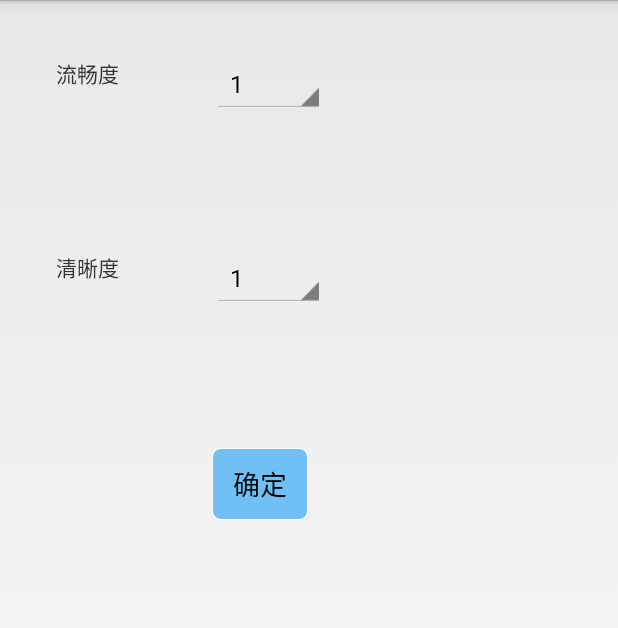
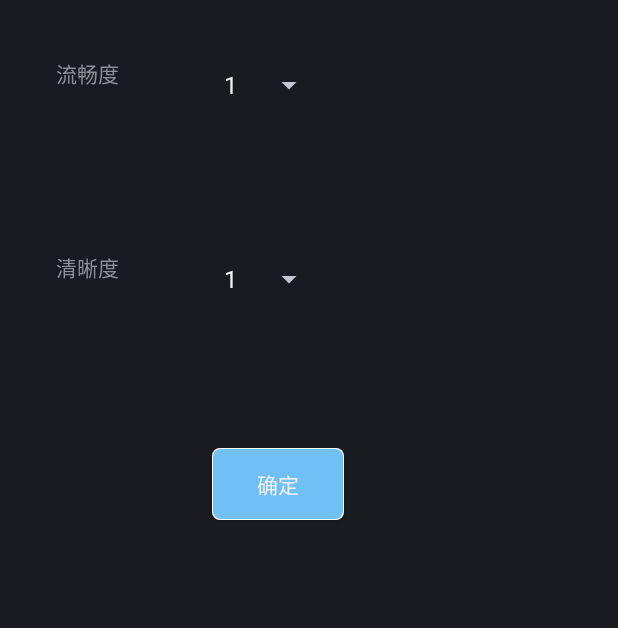
Before and after one commit to tst547/push-android, an Android app: the SettingActivity screen opened directly, with no data from a screen before it, on a phone screen of 412 x 824 dp. Shown: the top 628 px of the screen. Run offline under Robolectric (Android 15) with nearby library versions, the phone set to English and light mode, and no system bars.

Commit message:
SOME UPDATED

```diff
--- a/app/build.gradle
+++ b/app/build.gradle
@@ -33,6 +33,6 @@ dependencies {
     compile 'com.google.code.gson:gson:2.3.1'
     compile 'com.squareup.okhttp3:okhttp:3.3.0'
     compile 'com.squareup.okio:okio:1.8.0'
-    compile 'com.daimajia.numberprogressbar:library:1.2'
+    compile 'com.qmuiteam:qmui:1.0.6'
     compile files('libs/core.jar')
 }
--- a/app/src/main/java/cn/link/activity/BaseActivity.java
+++ b/app/src/main/java/cn/link/activity/BaseActivity.java
@@ -2,6 +2,7 @@ package cn.link.activity;
 
 
 import android.content.Context;
+import android.graphics.Color;
 import android.view.MenuItem;
 import android.widget.Toast;
 import android.app.Activity;
@@ -13,7 +14,7 @@ import android.view.Window;
 import android.view.WindowManager;
 import cn.link.box.ConstStrings;
 
-public abstract class BaseActivity extends Activity{
+public abstract class BaseActivity extends Activity {
 
     protected Intent intent;//获取Activity传递过来的数据
 
@@ -54,30 +55,32 @@ public abstract class BaseActivity extends Activity{
      */
     public void removeTitle() {
         requestWindowFeature(Window.FEATURE_NO_TITLE);
-		getWindow().setFlags(WindowManager.LayoutParams.FLAG_FULLSCREEN,
-				WindowManager.LayoutParams.FLAG_FULLSCREEN);
+        getWindow().addFlags(WindowManager.LayoutParams.FLAG_TRANSLUCENT_STATUS);
+        getWindow().setStatusBarColor(Color.TRANSPARENT);
     }
 
 
     /**
      * 加载一个信息对话框,显示给定的标题及内容
+     *
      * @param head
      * @param msg
      */
-	protected void dialogShowMsg(String head,String msg) {
+    protected void dialogShowMsg(String head, String msg) {
         AlertDialog.Builder builder = new Builder(BaseActivity.this);
         builder.setMessage(msg);
         builder.setTitle(head);
-		builder.setPositiveButton(ConstStrings.Confirm, (dialog, which) ->dialog.cancel());
+        builder.setPositiveButton(ConstStrings.Confirm, (dialog, which) -> dialog.cancel());
         builder.create().show();
     }
 
     /**
      * 加载一条信息提示
+     *
      * @param context
      * @param msg
      */
-	protected void toastMsg(Context context, String msg){
+    protected void toastMsg(Context context, String msg) {
         Toast.makeText(context, msg, Toast.LENGTH_SHORT)
                 .show();
     }
--- a/app/src/main/java/cn/link/activity/LoadActivity.java
+++ b/app/src/main/java/cn/link/activity/LoadActivity.java
@@ -34,7 +34,7 @@ public class LoadActivity extends BaseActivity {
     @Override
     protected void onCreate(Bundle savedInstanceState) {
         super.onCreate(savedInstanceState);
-        super.removeTitle();
+        //super.removeTitle();
         setContentView(R.layout.activity_load);//加载布局   布局等资源文件都存放在res文件夹里
         new RunNet(this).execute(Key.FindKey);//尝试连接网络 RunNet是该类的内部类
     }
--- a/app/src/main/res/values/styles.xml
+++ b/app/src/main/res/values/styles.xml
@@ -10,10 +10,11 @@
             res/values-vXX/styles.xml, while customizations related to
             backward-compatibility can go here.
         -->
+        <item name="android:textColorPrimary">@color/result_view</item>
     </style>
 
     <!-- Application theme. -->
-    <style name="AppTheme" parent="AppBaseTheme">
+    <style name="AppTheme" parent="QMUI.Compat.NoActionBar">
         <!-- All customizations that are NOT specific to a particular API-level can go here. -->
     </style>
 
```
Also changed, not shown: app/src/main/res/values/color.xml (+5 -3 lines). Lines whose indentation alone changed are shown as unchanged.
